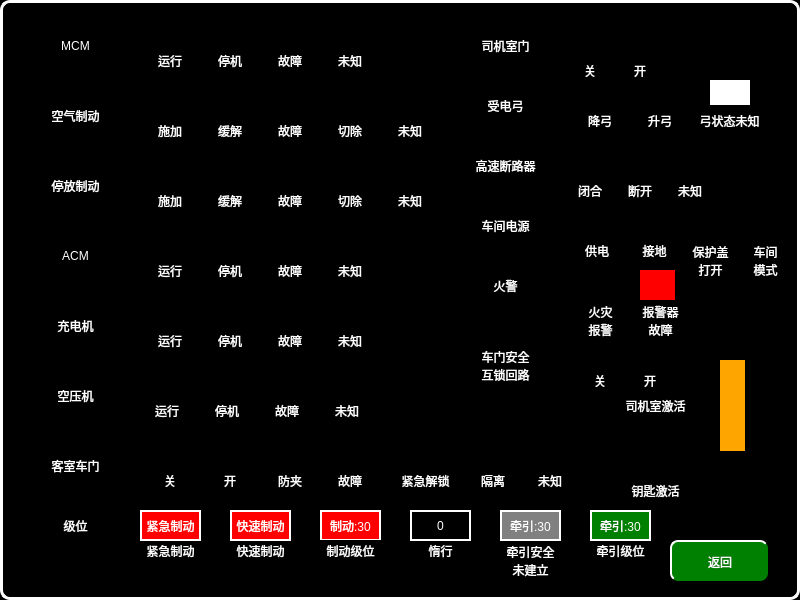
The window that vehiclehelppage.ui (mayue-crrc/ShenyangMetro9DB) describes before a commit, drawn with Qt 5.
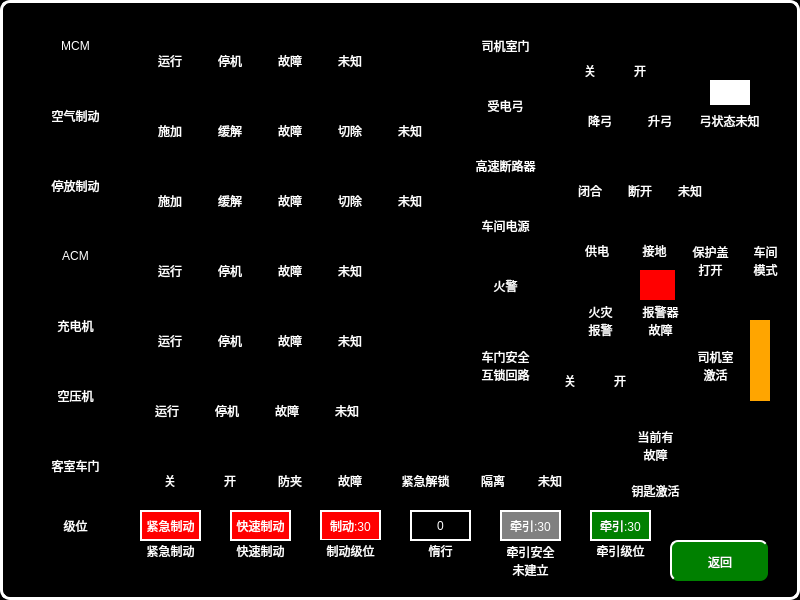
The same window after the commit. Icons and pictures are not drawn.

Commit message: modify fault mapper

```diff
--- a/vehiclehelppage.ui
+++ b/vehiclehelppage.ui
@@ -2233,7 +2233,7 @@
   <widget class="QLabel" name="label_116">
    <property name="geometry">
     <rect>
-     <x>630</x>
+     <x>600</x>
      <y>370</y>
      <width>40</width>
      <height>21</height>
@@ -2253,7 +2253,7 @@
   <widget class="QLabel" name="label_117">
    <property name="geometry">
     <rect>
-     <x>584</x>
+     <x>554</x>
      <y>351</y>
      <width>41</width>
      <height>10</height>
@@ -2272,7 +2272,7 @@
   <widget class="QLabel" name="label_118">
    <property name="geometry">
     <rect>
-     <x>580</x>
+     <x>550</x>
      <y>370</y>
      <width>40</width>
      <height>21</height>
@@ -2292,7 +2292,7 @@
   <widget class="QLabel" name="label_119">
    <property name="geometry">
     <rect>
-     <x>640</x>
+     <x>610</x>
      <y>351</y>
      <width>41</width>
      <height>10</height>
@@ -2311,14 +2311,15 @@
   <widget class="QLabel" name="label_120">
    <property name="geometry">
     <rect>
-     <x>600</x>
-     <y>390</y>
-     <width>111</width>
-     <height>31</height>
+     <x>680</x>
+     <y>340</y>
+     <width>71</width>
+     <height>51</height>
     </rect>
    </property>
    <property name="text">
-    <string>司机室激活</string>
+    <string>司机室
+激活</string>
    </property>
    <property name="alignment">
     <set>Qt::AlignCenter</set>
@@ -2327,10 +2328,10 @@
   <widget class="QLabel" name="label_121">
    <property name="geometry">
     <rect>
-     <x>720</x>
-     <y>360</y>
-     <width>25</width>
-     <height>91</height>
+     <x>750</x>
+     <y>320</y>
+     <width>20</width>
+     <height>81</height>
     </rect>
    </property>
    <property name="styleSheet">
@@ -2464,9 +2465,9 @@
   <widget class="QLabel" name="label_127">
    <property name="geometry">
     <rect>
-     <x>710</x>
+     <x>720</x>
      <y>480</y>
-     <width>31</width>
+     <width>41</width>
      <height>20</height>
     </rect>
    </property>
@@ -2536,6 +2537,42 @@
     <set>Qt::AlignCenter</set>
    </property>
   </widget>
+  <widget class="QLabel" name="label_132">
+   <property name="geometry">
+    <rect>
+     <x>710</x>
+     <y>410</y>
+     <width>61</width>
+     <height>61</height>
+    </rect>
+   </property>
+   <property name="styleSheet">
+    <string notr="true">border-image: url(:/images/images/CurrentFaultItem.bmp);</string>
+   </property>
+   <property name="text">
+    <string/>
+   </property>
+   <property name="alignment">
+    <set>Qt::AlignCenter</set>
+   </property>
+  </widget>
+  <widget class="QLabel" name="label_133">
+   <property name="geometry">
+    <rect>
+     <x>620</x>
+     <y>420</y>
+     <width>71</width>
+     <height>51</height>
+    </rect>
+   </property>
+   <property name="text">
+    <string>当前有
+故障</string>
+   </property>
+   <property name="alignment">
+    <set>Qt::AlignCenter</set>
+   </property>
+  </widget>
   <zorder>label_98</zorder>
   <zorder>pushButton</zorder>
   <zorder>label</zorder>
@@ -2666,6 +2703,8 @@
   <zorder>label_128</zorder>
   <zorder>label_129</zorder>
   <zorder>label_130</zorder>
+  <zorder>label_132</zorder>
+  <zorder>label_133</zorder>
  </widget>
  <resources/>
  <connections/>
```
The commit also changes 31 other files.
